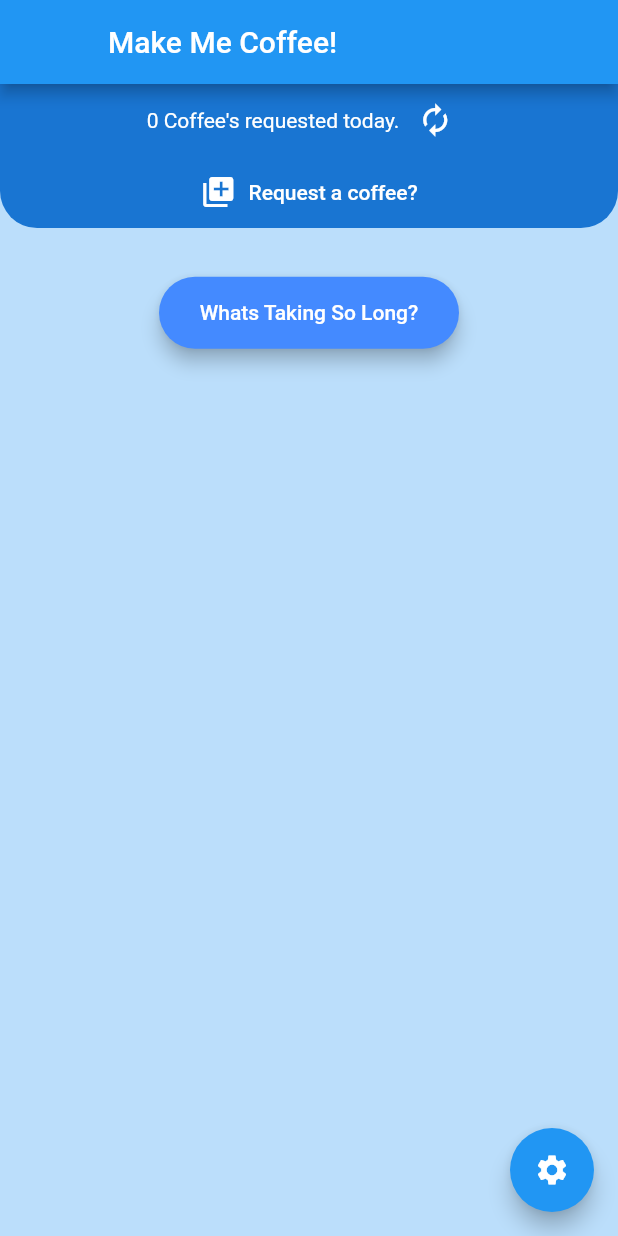
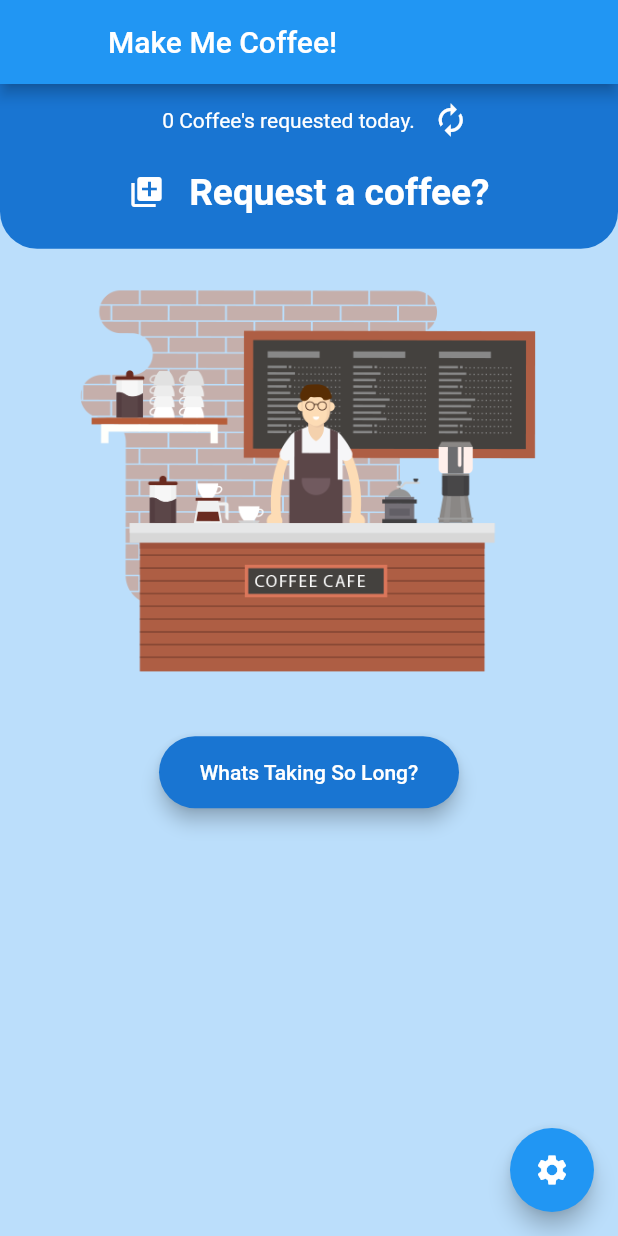
Before and after one commit to conielle/Coffee, a Flutter app: the ChatScreen screen opened by its route, on a phone screen of 412 x 824 dp. Run offline on Flutter 3.47's test engine with Material 2 defaults, Android fonts, the phone set to English and light mode, and no system bars; our stand-ins replace animated_text_kit, audioplayers, cloud_firestore, firebase_auth, firebase_core, firebase_messaging and 2 more; accounts and stored records are empty; statements that could not run were skipped.

Commit message:
UI Upgrade Bug Fixes

```diff
--- a/lib/screens/chat_screen.dart
+++ b/lib/screens/chat_screen.dart
@@ -3,7 +3,6 @@ import 'package:coffee/screens/config_screen.dart';
 import 'package:coffee/screens/favs_screen.dart';
 import 'package:coffee/screens/selection_screen.dart';
 import 'package:firebase_auth/firebase_auth.dart';
-import 'package:firebase_core/firebase_core.dart';
 import 'package:flutter/material.dart';
 import 'dart:math';
 import 'dart:io';
@@ -11,6 +10,9 @@ import 'package:shared_preferences/shared_preferences.dart';
 import 'package:firebase_messaging/firebase_messaging.dart';
 import 'package:coffee/components/rounded_button.dart';
 import 'package:audioplayers/audio_cache.dart';
+import 'package:modal_progress_hud/modal_progress_hud.dart';
+
+import 'selection_screen.dart';
 
 const alarmAudioPath = "siren.mp3";
 
@@ -37,6 +39,7 @@ class _ChatScreenState extends State<ChatScreen> {
   String name;
   bool milk;
   String thevalue;
+  var stream;
 
   var welcomeList = List.from([
     'images/tracy.png',
@@ -65,11 +68,12 @@ class _ChatScreenState extends State<ChatScreen> {
   @override
   void initState() {
     super.initState();
+    stream = FirebaseFirestore.instance.collection('coffee').snapshots();
+    getCurrentUser();
     firebaseCloudMessaging_Listeners();
     pushNotif();
     iOS_Permission();
     getDataCheck();
-    getCurrentUser();
     getCurrentEmail();
     getCurrentValue();
     favsVisible();
@@ -303,6 +307,7 @@ class _ChatScreenState extends State<ChatScreen> {
     player.play(alarmAudioPath);
   }
 
+
   @override
   Widget build(BuildContext context) {
     double appConfigWidth = MediaQuery.of(context).size.width;
@@ -325,7 +330,9 @@ class _ChatScreenState extends State<ChatScreen> {
                 decoration: BoxDecoration(
                   color: Color.fromRGBO(25, 117, 210, 1),
                 ),
-                child: Column(
+                child: Padding(padding: EdgeInsets.only(left: appConfigblockSizeWidth * 5),
+                  child: Column(crossAxisAlignment: CrossAxisAlignment.center,
+                    mainAxisAlignment: MainAxisAlignment.center,
                     children: <Widget>[
                       Row(
                         crossAxisAlignment: CrossAxisAlignment.center,
@@ -351,13 +358,16 @@ class _ChatScreenState extends State<ChatScreen> {
                     ],
                   ),
                 ),
+              ),
               Container(
+                height: appConfigblockSizeHeight * 7.5,
                 decoration: BoxDecoration(
                   color: Color.fromRGBO(25, 117, 210, 1),
                   borderRadius: BorderRadius.only(
                       bottomRight: Radius.circular(appConfigblockSizeWidth * 6),
                       bottomLeft: Radius.circular(appConfigblockSizeWidth * 6)),
                 ),
+
                 child: Column(
                   children: <Widget>[
                     FlatButton(
@@ -373,12 +383,14 @@ class _ChatScreenState extends State<ChatScreen> {
                             color: Colors.white,
                           ),
                           SizedBox(
-                            width: appConfigblockSizeWidth * 2,
+                            width: appConfigblockSizeWidth * 4
+                            ,
                           ),
                           Text(
                             'Request a coffee?',
-                            style: TextStyle(color: Colors.white),
+                            style: TextStyle(color: Colors.white, fontSize: fontSize * 12, fontWeight: FontWeight.w700),
                           ),
+                          SizedBox(height: appConfigblockSizeHeight * 4,)
                         ],
                       ),
                     )
@@ -386,9 +398,38 @@ class _ChatScreenState extends State<ChatScreen> {
                 ),
               ),
               StreamBuilder<QuerySnapshot>(
-                  stream: FirebaseFirestore.instance.collection('coffee').snapshots(),
+                  stream: stream,
                   builder: (context, snapshot) {
-                    if (snapshot.hasData) {
+                    if (snapshot.data == null)
+
+                      {return FlatButton(
+                        onPressed: (){Navigator.pushNamed(context, SelectionScreen.id);
+                        },
+                        child: Container(
+                            child: Column(
+                              children: <Widget>[Image.asset(welcomeList[random()], height: appConfigblockSizeWidth * 75,)],
+                            )),
+                      );
+
+
+                      }
+
+                    else if(snapshot.data.docs.isEmpty) {return FlatButton(
+
+                      onPressed: (){Navigator.pushNamed(context, SelectionScreen.id);
+                      },
+
+                      child: Container(
+                          child: Column(
+                            children: <Widget>[Image.asset(
+                                welcomeList[random()], height: appConfigblockSizeWidth * 75,)],
+                          )),
+                    );
+                    }
+
+                    else
+
+                    {
                       return Column(
                         children: snapshot.data.docs.reversed.map((doc) {
                           return Padding(
@@ -682,18 +723,12 @@ class _ChatScreenState extends State<ChatScreen> {
                           );
                         }).toList(),
                       );
-                    } else
-                      return Container(
-                          child: Column(
-                        children: <Widget>[Image.asset(welcomeList[random()])],
-                      ));
+                    }
                   }),
-              SizedBox(
-                height: appConfigblockSizeHeight * 2,
-              ),
+
               RoundedButton(
                   title: 'Whats Taking So Long?',
-                  colour: Colors.blueAccent,
+                  colour: Color.fromRGBO(25, 117, 210, 1),
                   onPressed: () {
                     hurryUp();
                   }),
@@ -713,20 +748,22 @@ class _ChatScreenState extends State<ChatScreen> {
                             child: Column(
                               children: <Widget>[
                                 SizedBox(
-                                  height: appConfigblockSizeHeight * 5,
+                                  height: appConfigblockSizeHeight * 0.5,
                                 ),
                                 (favvisible == null)
                                     ? SizedBox()
                                     : Text(
                                         'Your favourites are scrollable below',
                                         style: TextStyle(
-                                            color: Colors.blueAccent,
-                                            fontSize: fontSize * 6)),
+                                            color: Color.fromRGBO(25, 117, 210, 1),
+                                            fontSize: fontSize * 6, fontWeight: FontWeight.w600)),
                                 SizedBox(
-                                  height: appConfigblockSizeHeight * 2,
+                                  height: appConfigblockSizeHeight * 1.5,
                                 ),
                                 SingleChildScrollView(
                                   scrollDirection: Axis.horizontal,
+                                  child: Padding(padding: const EdgeInsets.only(
+                                      right: 15),
                                     child: Row(
                                       mainAxisAlignment: MainAxisAlignment.center,
                                       crossAxisAlignment:
@@ -737,15 +774,14 @@ class _ChatScreenState extends State<ChatScreen> {
                                           children: <Widget>[
                                             Padding(
                                               padding: const EdgeInsets.only(
-                                                top: 5, left: 5),
+                                                  top: 5, left: 15),
                                               child: Container(
                                                 height:
                                                     appConfigblockSizeWidth * 22,
                                                 width:
                                                     appConfigblockSizeWidth * 22,
                                                 decoration: BoxDecoration(
-                                                color: Color.fromRGBO(
-                                                    25, 117, 210, 1),
+                                                  color: Color.fromRGBO(25, 117, 210, 1),
                                                   borderRadius:
                                                       BorderRadius.circular(
                                                           appConfigblockSizeWidth *
@@ -806,6 +842,7 @@ class _ChatScreenState extends State<ChatScreen> {
                                       }).toList(),
                                     ),
                                   ),
+                                ),
                               ],
                             ),
                           ),
@@ -825,7 +862,7 @@ class _ChatScreenState extends State<ChatScreen> {
         onPressed: () {
           Navigator.pushNamed(context, FavsScreen.id);
         },
-        child: Icon(Icons.settings),
+        child: Icon(Icons.settings,),
       ), // This trailing
     );
   }
--- a/lib/screens/favs_screen.dart
+++ b/lib/screens/favs_screen.dart
@@ -227,7 +227,6 @@ class _FavsScreenState extends State<FavsScreen> {
                                     SizedBox(height: appConfigblockSizeHeight * 1,),
                                     (doc.data()['sweetner'] == 'null') ? Text('I don\'t like sweetner', style: TextStyle(color: Colors.white, fontSize: fontSize * 7),) : (doc.data()['sweetner'] == '0') ? Text('I don\'t like sweetner', style: TextStyle(color: Colors.white, fontSize: fontSize * 7),) : Text("I like ${doc.data()['sweetner']} sweetners", style: TextStyle(color: Colors.white, fontSize: fontSize * 7),),
                                     SizedBox(height: appConfigblockSizeHeight * 1,),
-                                    Text('My coffee tastes good!', style: TextStyle(color: Colors.white, fontSize: fontSize * 5),),
 
                                   ],
 
--- a/lib/screens/login_screen.dart
+++ b/lib/screens/login_screen.dart
@@ -21,7 +21,9 @@ class _LoginScreenState extends State<LoginScreen> {
 
   _firstLaunchSet() async {
     SharedPreferences prefs = await SharedPreferences.getInstance();
-    prefs.setBool('isFirstLaunch', false);
+    prefs.setBool('isFirstLaunch', true);
+
+    print("First Launch");
   }
 
   @override
```
Also changed, not shown: lib/screens/launch.dart (+8 -15 lines), lib/screens/welcome_screen.dart (+2 -12 lines). Lines whose indentation alone changed are shown as unchanged.
